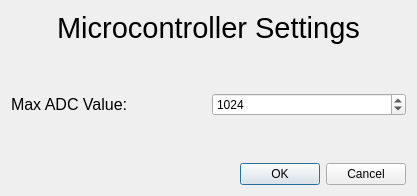
Above: microstation/ui/microcontroller_settings.ui from TheCheese42/microstation before the change. Below: the same form after it.
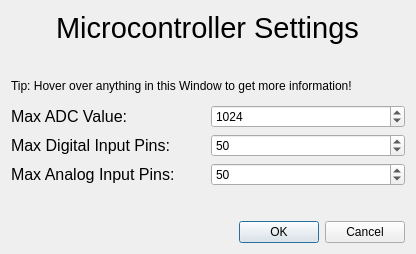
That is the form after the change. Icons and pictures are not drawn.

```diff
--- a/microstation/ui/microcontroller_settings.ui
+++ b/microstation/ui/microcontroller_settings.ui
@@ -6,8 +6,8 @@
    <rect>
     <x>0</x>
     <y>0</y>
-    <width>417</width>
-    <height>196</height>
+    <width>416</width>
+    <height>254</height>
    </rect>
   </property>
   <property name="windowTitle">
@@ -44,7 +44,7 @@
     </widget>
    </item>
    <item>
-    <spacer name="verticalSpacer_2">
+    <spacer name="verticalSpacer_3">
      <property name="orientation">
       <enum>Qt::Vertical</enum>
      </property>
@@ -56,6 +56,29 @@
      </property>
     </spacer>
    </item>
+   <item>
+    <widget class="QLabel" name="label_5">
+     <property name="text">
+      <string>Tip: Hover over anything in this Window to get more information!</string>
+     </property>
+    </widget>
+   </item>
+   <item>
+    <spacer name="verticalSpacer_2">
+     <property name="orientation">
+      <enum>Qt::Vertical</enum>
+     </property>
+     <property name="sizeType">
+      <enum>QSizePolicy::Fixed</enum>
+     </property>
+     <property name="sizeHint" stdset="0">
+      <size>
+       <width>20</width>
+       <height>6</height>
+      </size>
+     </property>
+    </spacer>
+   </item>
    <item>
     <layout class="QHBoxLayout" name="horizontalLayout">
      <item>
@@ -88,6 +111,70 @@
      </item>
     </layout>
    </item>
+   <item>
+    <layout class="QHBoxLayout" name="horizontalLayout_2">
+     <item>
+      <widget class="QLabel" name="label_3">
+       <property name="font">
+        <font>
+         <pointsize>12</pointsize>
+        </font>
+       </property>
+       <property name="toolTip">
+        <string>&lt;html&gt;&lt;head/&gt;&lt;body&gt;&lt;p&gt;The maximum amout of digital input Pins.&lt;/p&gt;&lt;p&gt;Lower numbers will reduce memory usage on the Microcontroller. Don't lower the value if you don't have memory issues to avoid having to reupload when you add more components.&lt;/p&gt;&lt;p&gt;Usually, 50 is a good starting point.&lt;/p&gt;&lt;/body&gt;&lt;/html&gt;</string>
+       </property>
+       <property name="text">
+        <string>Max Digital Input Pins:</string>
+       </property>
+      </widget>
+     </item>
+     <item>
+      <widget class="QSpinBox" name="max_dig_inp_pins">
+       <property name="toolTip">
+        <string>&lt;html&gt;&lt;head/&gt;&lt;body&gt;&lt;p&gt;The maximum amout of digital input Pins.&lt;/p&gt;&lt;p&gt;Lower numbers will reduce memory usage on the Microcontroller. Don't lower the value if you don't have memory issues to avoid having to reupload when you add more components.&lt;/p&gt;&lt;p&gt;Usually, 50 is a good starting point.&lt;/p&gt;&lt;/body&gt;&lt;/html&gt;</string>
+       </property>
+       <property name="maximum">
+        <number>255</number>
+       </property>
+       <property name="value">
+        <number>50</number>
+       </property>
+      </widget>
+     </item>
+    </layout>
+   </item>
+   <item>
+    <layout class="QHBoxLayout" name="horizontalLayout_3">
+     <item>
+      <widget class="QLabel" name="label_4">
+       <property name="font">
+        <font>
+         <pointsize>12</pointsize>
+        </font>
+       </property>
+       <property name="toolTip">
+        <string>&lt;html&gt;&lt;head/&gt;&lt;body&gt;&lt;p&gt;The maximum amout of analog input Pins.&lt;/p&gt;&lt;p&gt;Lower numbers will reduce memory usage on the Microcontroller. Don't lower the value if you don't have memory issues to avoid having to reupload when you add more components.&lt;/p&gt;&lt;p&gt;Usually, 50 is a good starting point.&lt;/p&gt;&lt;/body&gt;&lt;/html&gt;</string>
+       </property>
+       <property name="text">
+        <string>Max Analog Input Pins:</string>
+       </property>
+      </widget>
+     </item>
+     <item>
+      <widget class="QSpinBox" name="max_ana_inp_pins">
+       <property name="toolTip">
+        <string>&lt;html&gt;&lt;head/&gt;&lt;body&gt;&lt;p&gt;The maximum amout of analog input Pins.&lt;/p&gt;&lt;p&gt;Lower numbers will reduce memory usage on the Microcontroller. Don't lower the value if you don't have memory issues to avoid having to reupload when you add more components.&lt;/p&gt;&lt;p&gt;Usually, 50 is a good starting point.&lt;/p&gt;&lt;/body&gt;&lt;/html&gt;</string>
+       </property>
+       <property name="maximum">
+        <number>255</number>
+       </property>
+       <property name="value">
+        <number>50</number>
+       </property>
+      </widget>
+     </item>
+    </layout>
+   </item>
    <item>
     <spacer name="verticalSpacer">
      <property name="orientation">
```
